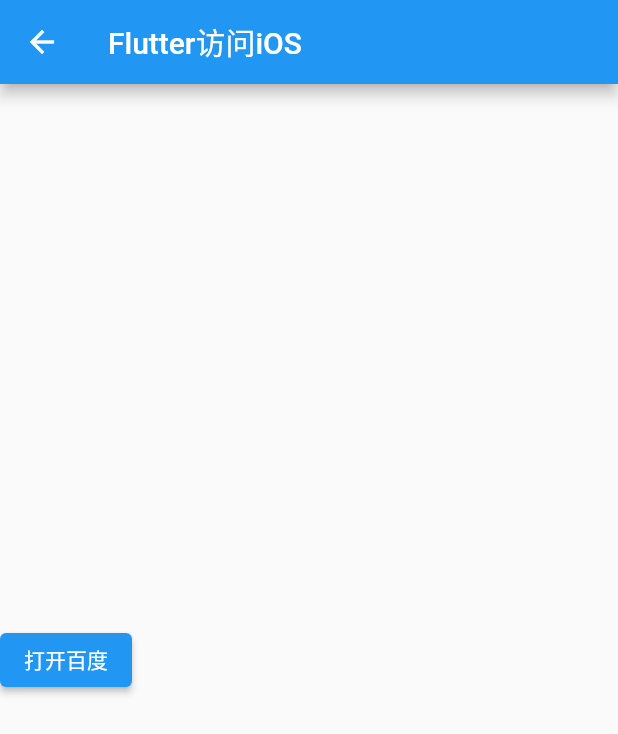
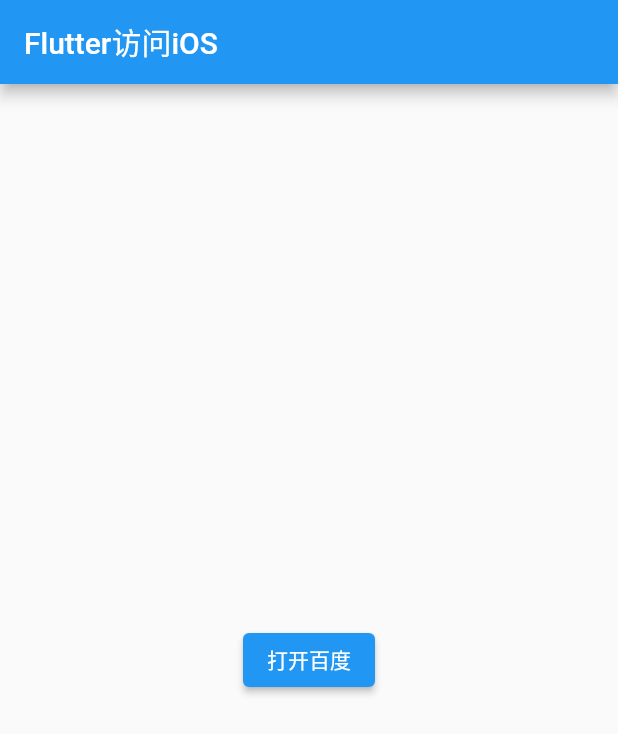
Before and after one commit to EarlyAnt/WebViewDemo_iOS, a Flutter app: the WebViewWidget screen opened directly, after a tap on "打开百度", on a phone screen of 412 x 824 dp. Shown: the top 734 px of the screen. Run offline on Flutter 3.47's test engine with Material 2 defaults, Android fonts, the light colour scheme and no system bars.

Commit message:
1.MethodChannel的网址改为com.pages.flutter。 2.已实现flutter发送消息给iOS，并接收成功。 3.下一步实现反向，iOS给flutter发消息。

```diff
--- a/FlutterToiOS/flutter_to_ios/lib/main.dart
+++ b/FlutterToiOS/flutter_to_ios/lib/main.dart
@@ -1,4 +1,5 @@
 import 'package:flutter/material.dart';
+import 'package:flutter_to_ios/web_view_widget.dart';
 
 void main() {
   runApp(const MyApp());
@@ -24,7 +25,8 @@
         // is not restarted.
         primarySwatch: Colors.blue,
       ),
-      home: const MyHomePage(title: 'Flutter Demo Home Page'),
+      //home: const MyHomePage(title: 'Flutter Demo Home Page'),
+      home: const WebViewWidget(),
     );
   }
 }
--- a/FlutterToiOS/flutter_to_ios/lib/web_view_widget.dart
+++ b/FlutterToiOS/flutter_to_ios/lib/web_view_widget.dart
@@ -4,39 +4,37 @@ import 'package:flutter/material.dart';
 import 'package:flutter/services.dart';
 
 class WebViewWidget extends StatefulWidget {
-  WebViewWidget({Key? key}) : super(key: key);
+  const WebViewWidget({Key? key}) : super(key: key);
 
   @override
   _WebViewWidgetState createState() => _WebViewWidgetState();
 }
 
 class _WebViewWidgetState extends State<WebViewWidget> {
-  static const communicateChannel = MethodChannel(
-      'https://www.oyear.cn'); //交互的通道名称，flutter和native是通过这个标识符进行相互间的通信
+  static const communicateChannel = MethodChannel('com.pages.flutter'); //交互的通道名称，flutter和native是通过这个标识符进行相互间的通信
   String _nativeCallBackValue = '等待原生传值';
 
   @override
   Widget build(BuildContext context) {
     return Scaffold(
       appBar: AppBar(title: const Text('Flutter访问iOS')),
-        body: Column(
-            mainAxisSize: MainAxisSize.max,
-            mainAxisAlignment: MainAxisAlignment.center,
-            children: [
+      body: Center(
+        child: Column(mainAxisSize: MainAxisSize.max, mainAxisAlignment: MainAxisAlignment.center, children: [
           ElevatedButton(
               onPressed: () {
                 _communicateFunction("Hi iOS, I'm flutter");
               },
               child: const Text('打开百度'))
-            ]));
+        ]),
+      ),
+    );
   }
 
   //异步执行调用原生方法，保持页面不卡住，因为调用原生的方法可能没实现会抛出异常，所以trycatch包住
   Future<void> _communicateFunction(flutterPara) async {
     try {
-      //原生方法名为callNativeMethond,flutterPara为flutter调用原生方法传入的参数，await等待方法执行
-      final result = await communicateChannel.invokeMethod(
-          'callNativeMethond', flutterPara);
+      //原生方法名为callNativeMethod,flutterPara为flutter调用原生方法传入的参数，await等待方法执行
+      final result = await communicateChannel.invokeMethod('callNativeMethod', flutterPara);
       //如果原生方法执行回调传值给flutter，那下面的代码才会被执行
       _nativeCallBackValue = result;
       setState(() {});
```
Also changed, not shown: 8 other files. Lines whose indentation alone changed are shown as unchanged.
